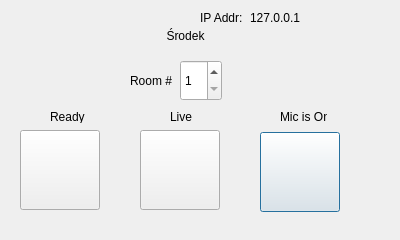
This is SpacjaTeleClient/spacjateleclient.ui in hobitolog/SpacjaTeleClient as Qt 5 draws it before an edit. The edited form follows.
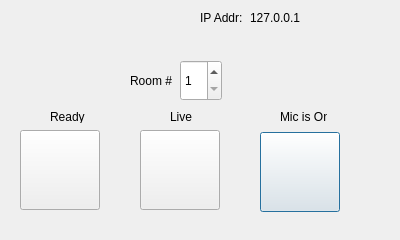
This is the edited form.

Diff of the .ui file:
```diff
--- a/SpacjaTeleClient/spacjateleclient.ui
+++ b/SpacjaTeleClient/spacjateleclient.ui
@@ -36,7 +36,7 @@
      </rect>
     </property>
     <property name="text">
-     <string>Środek</string>
+     <string/>
     </property>
     <property name="alignment">
      <set>Qt::AlignCenter</set>
```
